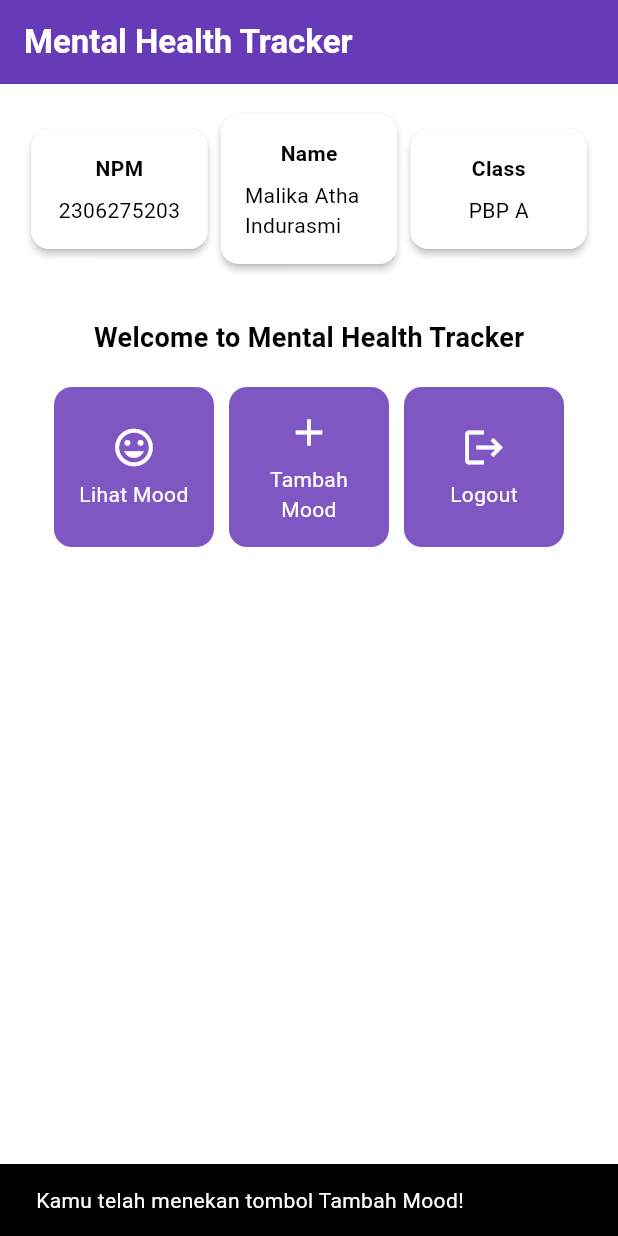
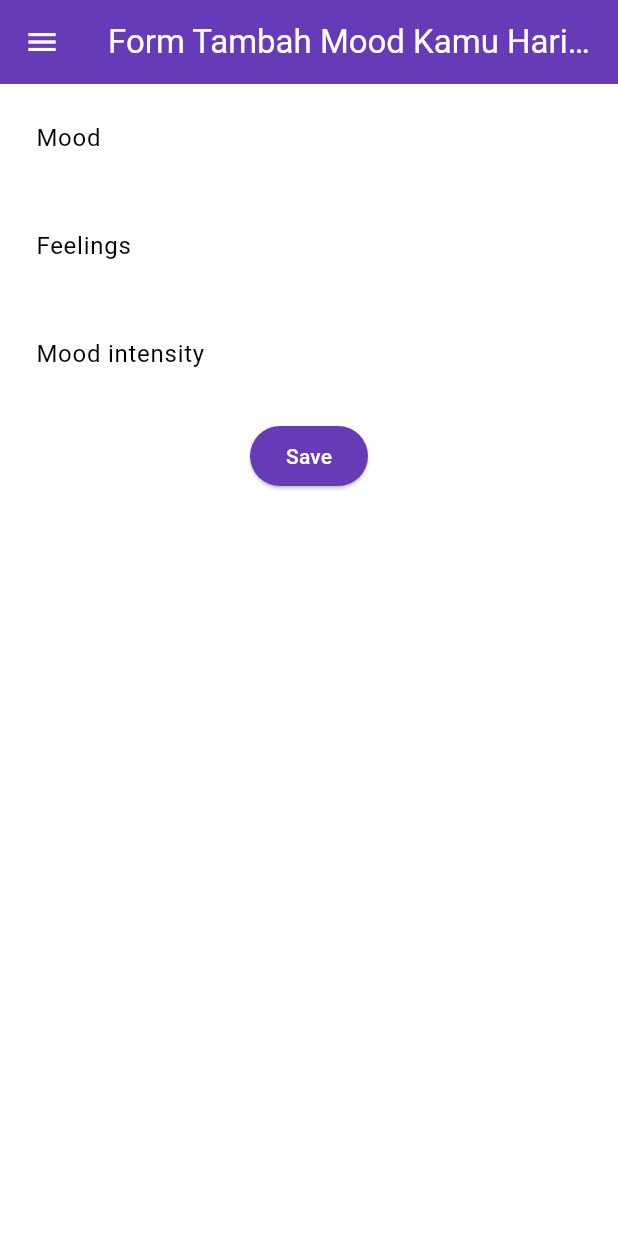
Before and after one commit to malikaatha/mental-health-tracker-mobile, a Flutter app: the screen it shows after launch, after a tap on "Tambah Mood", on a phone screen of 412 x 824 dp. Run offline on Flutter 3.47's test engine with Material 3 defaults, Android fonts, the phone set to English and light mode, and no system bars.

Commit message:
kelar tutor 7

```diff
--- a/mental_health_tracker/lib/main.dart
+++ b/mental_health_tracker/lib/main.dart
@@ -1,5 +1,6 @@
 import 'package:flutter/material.dart';
-import 'package:mental_health_tracker/menu.dart';
+import 'package:mental_health_tracker/screens/menu.dart';
+
 
 void main() {
   runApp(const MyApp());
--- a/mental_health_tracker/lib/menu.dart
+++ b/mental_health_tracker/lib/screens/menu.dart
@@ -1,4 +1,8 @@
 import 'package:flutter/material.dart';
+import 'package:mental_health_tracker/widgets/left_drawer.dart';
+import 'package:mental_health_tracker/widgets/mood_card.dart';
+
+
 
 class MyHomePage extends StatelessWidget {
   final String npm = '2306275203'; // NPM
@@ -16,7 +20,7 @@ class MyHomePage extends StatelessWidget {
   Widget build(BuildContext context) {
     // Scaffold menyediakan struktur dasar halaman dengan AppBar dan body.
     return Scaffold(
-      // AppBar adalah bagian atas halaman yang menampilkan judul.
+    // AppBar adalah bagian atas halaman yang menampilkan judul.z
       appBar: AppBar(
         // Judul aplikasi "Mental Health Tracker" dengan teks putih dan tebal.
         title: const Text(
@@ -28,7 +32,9 @@ class MyHomePage extends StatelessWidget {
         ),
         // Warna latar belakang AppBar diambil dari skema warna tema aplikasi.
         backgroundColor: Theme.of(context).colorScheme.primary,
+        iconTheme: const IconThemeData(color: Colors.white),
       ),
+      drawer: const LeftDrawer(),
       // Body halaman dengan padding di sekelilingnya.
       body: Padding(
         padding: const EdgeInsets.all(16.0),
@@ -90,6 +96,8 @@ class MyHomePage extends StatelessWidget {
       ),
     );
   }
+
+
 }
 
 class InfoCard extends StatelessWidget {
@@ -124,64 +132,3 @@ class InfoCard extends StatelessWidget {
     );
   }
 }
-
-class ItemHomepage {
-    final String name;
-    final IconData icon;
-
-    ItemHomepage(this.name, this.icon);
-}
-
-class ItemCard extends StatelessWidget {
-  // Menampilkan kartu dengan ikon dan nama.
-
-  final ItemHomepage item;
-
-  const ItemCard(this.item, {super.key});
-
-  @override
-  Widget build(BuildContext context) {
-    return Material(
-      // Menentukan warna latar belakang dari tema aplikasi.
-      color: Theme.of(context).colorScheme.secondary,
-      // Membuat sudut kartu melengkung.
-      borderRadius: BorderRadius.circular(12),
-
-      child: InkWell(
-        // Aksi ketika kartu ditekan.
-        onTap: () {
-          // Menampilkan pesan SnackBar saat kartu ditekan.
-          ScaffoldMessenger.of(context)
-            ..hideCurrentSnackBar()
-            ..showSnackBar(
-              SnackBar(content: Text("Kamu telah menekan tombol ${item.name}!"))
-            );
-        },
-        // Container untuk menyimpan Icon dan Text
-        child: Container(
-          padding: const EdgeInsets.all(8),
-          child: Center(
-            child: Column(
-              // Menyusun ikon dan teks di tengah kartu.
-              mainAxisAlignment: MainAxisAlignment.center,
-              children: [
-                Icon(
-                  item.icon,
-                  color: Colors.white,
-                  size: 30.0,
-                ),
-                const Padding(padding: EdgeInsets.all(3)),
-                Text(
-                  item.name,
-                  textAlign: TextAlign.center,
-                  style: const TextStyle(color: Colors.white),
-                ),
-              ],
-            ),
-          ),
-        ),
-      ),
-    );
-  }
-
-}
--- /dev/null
+++ b/mental_health_tracker/lib/screens/moodentry_form.dart
@@ -0,0 +1,161 @@
+import 'package:flutter/material.dart';
+import 'package:mental_health_tracker/widgets/left_drawer.dart';
+
+class MoodEntryFormPage extends StatefulWidget {
+  const MoodEntryFormPage({super.key});
+
+  @override
+  State<MoodEntryFormPage> createState() => _MoodEntryFormPageState();
+}
+
+class _MoodEntryFormPageState extends State<MoodEntryFormPage> {
+  final _formKey = GlobalKey<FormState>();
+  String _mood = "";
+  String _feelings = "";
+  int _moodIntensity = 0;
+
+  @override
+  Widget build(BuildContext context) {
+    return Scaffold(
+      appBar: AppBar(
+        title: const Center(
+          child: Text(
+            'Form Tambah Mood Kamu Hari ini',
+          ),
+        ),
+        backgroundColor: Theme.of(context).colorScheme.primary,
+        foregroundColor: Colors.white,
+      ),
+      drawer: const LeftDrawer(),
+      body: Form(
+        key: _formKey,
+        child: SingleChildScrollView(
+          child: Column(
+            crossAxisAlignment: CrossAxisAlignment.start,
+            children: [
+              Padding(
+                padding: const EdgeInsets.all(8.0),
+                child: TextFormField(
+                  decoration: InputDecoration(
+                    hintText: "Mood",
+                    labelText: "Mood",
+                    border: OutlineInputBorder(
+                      borderRadius: BorderRadius.circular(5.0),
+                    ),
+                  ),
+                  onChanged: (String? value) {
+                    setState(() {
+                      _mood = value!;
+                    });
+                  },
+                  validator: (String? value) {
+                    if (value == null || value.isEmpty) {
+                      return "Mood tidak boleh kosong!";
+                    }
+                    return null;
+                  },
+                ),
+              ),
+              Padding(
+                padding: const EdgeInsets.all(8.0),
+                child: TextFormField(
+                  decoration: InputDecoration(
+                    hintText: "Feelings",
+                    labelText: "Feelings",
+                    border: OutlineInputBorder(
+                      borderRadius: BorderRadius.circular(5.0),
+                    ),
+                  ),
+                  onChanged: (String? value) {
+                    setState(() {
+                      _feelings = value!;
+                    });
+                  },
+                  validator: (String? value) {
+                    if (value == null || value.isEmpty) {
+                      return "Feelings tidak boleh kosong!";
+                    }
+                    return null;
+                  },
+                ),
+              ),
+              Padding(
+                padding: const EdgeInsets.all(8.0),
+                child: TextFormField(
+                  decoration: InputDecoration(
+                    hintText: "Mood intensity",
+                    labelText: "Mood intensity",
+                    border: OutlineInputBorder(
+                      borderRadius: BorderRadius.circular(5.0),
+                    ),
+                  ),
+                  onChanged: (String? value) {
+                    setState(() {
+                      _moodIntensity = int.tryParse(value!) ?? 0;
+                    });
+                  },
+                  validator: (String? value) {
+                    if (value == null || value.isEmpty) {
+                      return "Mood intensity tidak boleh kosong!";
+                    }
+                    if (int.tryParse(value) == null) {
+                      return "Mood intensity harus berupa angka!";
+                    }
+                    return null;
+                  },
+                ),
+              ),
+              Align(
+                alignment: Alignment.bottomCenter,
+                child: Padding(
+                  padding: const EdgeInsets.all(8.0),
+                  child: ElevatedButton(
+                    style: ButtonStyle(
+                      backgroundColor: MaterialStateProperty.all(
+                          Theme.of(context).colorScheme.primary),
+                    ),
+                    onPressed: () {
+                      if (_formKey.currentState!.validate()) {
+                        showDialog(
+                          context: context,
+                          builder: (context) {
+                            return AlertDialog(
+                              title: const Text('Mood berhasil tersimpan'),
+                              content: SingleChildScrollView(
+                                child: Column(
+                                  crossAxisAlignment: CrossAxisAlignment.start,
+                                  children: [
+                                    Text('Mood: $_mood'),
+                                    Text('Feelings: $_feelings'),
+                                    Text('Mood Intensity: $_moodIntensity'),
+                                  ],
+                                ),
+                              ),
+                              actions: [
+                                TextButton(
+                                  child: const Text('OK'),
+                                  onPressed: () {
+                                    Navigator.pop(context);
+                                    _formKey.currentState!.reset(); // Reset form setelah dialog ditutup
+                                  },
+                                ),
+                              ],
+                            );
+                          },
+                        );
+                      }
+                    },
+                    child: const Text(
+                      "Save",
+                      style: TextStyle(color: Colors.white),
+                    ),
+                  ),
+                ),
+              ),
+            ],
+          ),
+        ),
+      ),
+    );
+  }
+}
--- /dev/null
+++ b/mental_health_tracker/lib/widgets/left_drawer.dart
@@ -0,0 +1,67 @@
+import 'package:flutter/material.dart';
+import 'package:mental_health_tracker/screens/menu.dart';
+import 'package:mental_health_tracker/screens/moodentry_form.dart';
+
+
+
+class LeftDrawer extends StatelessWidget {
+  const LeftDrawer({super.key});
+
+  @override
+  Widget build(BuildContext context) {
+    return Drawer(
+      child: ListView(
+        children: [
+          DrawerHeader(
+            decoration: BoxDecoration(
+              color: Theme.of(context).colorScheme.primary,
+            ),
+            child: const Column(
+              children: [
+                Text(
+                  'Mental Health Tracker',
+                  textAlign: TextAlign.center,
+                  style: TextStyle(
+                    fontSize: 24,
+                    fontWeight: FontWeight.bold,
+                    color: Colors.white,
+                  ),
+                ),
+                Padding(padding: EdgeInsets.all(8)),
+                Text(
+                  "Ayo jaga kesehatan mentalmu setiap hari disini!",
+                  // TODO: Tambahkan gaya teks dengan center alignment, font ukuran 15, warna putih, dan weight biasa
+                ),
+              ],
+            ),
+          ),
+          ListTile(
+            leading: const Icon(Icons.home_outlined),
+            title: const Text('Halaman Utama'),
+            // Bagian redirection ke MyHomePage
+            onTap: () {
+              Navigator.pushReplacement(
+                  context,
+                  MaterialPageRoute(
+                    builder: (context) => MyHomePage(),
+                  ));
+            },
+          ),
+          ListTile(
+            leading: const Icon(Icons.mood),
+            title: const Text('Tambah Mood'),
+            // Bagian redirection ke MoodEntryFormPage
+            onTap: () {
+              Navigator.pushReplacement(
+                  context,
+                  MaterialPageRoute(
+                    builder: (context) => MoodEntryFormPage(),
+                  ));
+
+            },
+          ),
+        ],
+      ),
+    );
+  }
+}
--- /dev/null
+++ b/mental_health_tracker/lib/widgets/mood_card.dart
@@ -0,0 +1,64 @@
+import 'package:flutter/material.dart';
+import 'package:mental_health_tracker/screens/moodentry_form.dart';
+
+class ItemHomepage {
+  final String name;
+  final IconData icon;
+
+  ItemHomepage(this.name, this.icon);
+}
+
+class ItemCard extends StatelessWidget {
+  final ItemHomepage item;
+
+  const ItemCard(this.item, {super.key});
+
+  @override
+  Widget build(BuildContext context) {
+    return Material(
+      color: Theme.of(context).colorScheme.secondary,
+      borderRadius: BorderRadius.circular(12),
+      child: InkWell(
+        onTap: () {
+
+          if (item.name == "Tambah Mood") {
+            Navigator.push(
+              context,
+              MaterialPageRoute(
+                builder: (context) => const MoodEntryFormPage(),
+              ),
+            );
+          }
+          else {
+            ScaffoldMessenger.of(context)
+              ..hideCurrentSnackBar()
+              ..showSnackBar(SnackBar(
+                  content: Text("Kamu telah menekan tombol ${item.name}!")));
+          }
+
+        },
+        child: Container(
+          padding: const EdgeInsets.all(8),
+          child: Center(
+            child: Column(
+              mainAxisAlignment: MainAxisAlignment.center,
+              children: [
+                Icon(
+                  item.icon,
+                  color: Colors.white,
+                  size: 30.0,
+                ),
+                const Padding(padding: EdgeInsets.all(3)),
+                Text(
+                  item.name,
+                  textAlign: TextAlign.center,
+                  style: const TextStyle(color: Colors.white),
+                ),
+              ],
+            ),
+          ),
+        ),
+      ),
+    );
+  }
+}
```
